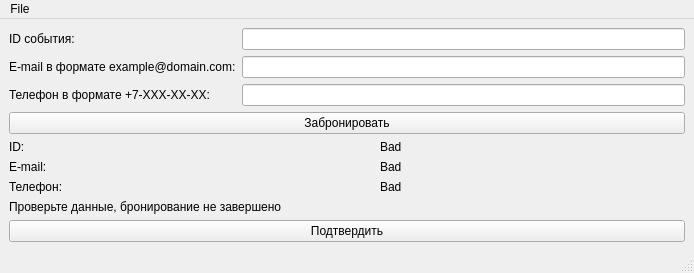
This is Booking/mainwindow.ui in mainex/btimetable-booking as Qt 5 draws it before an edit. The edited form follows.
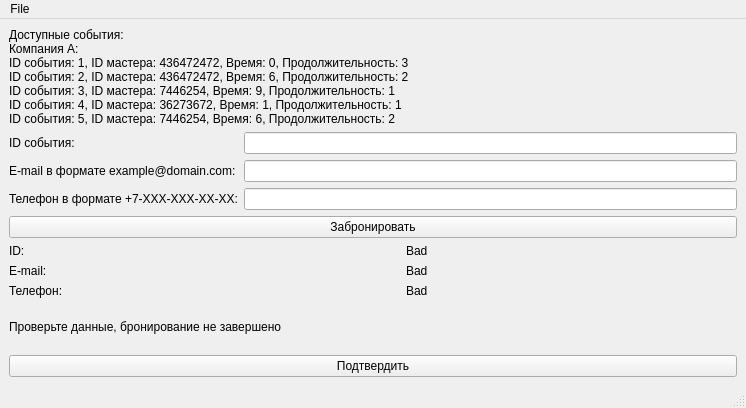
This is the edited form.

The edit to the form file:
```diff
--- a/Booking/mainwindow.ui
+++ b/Booking/mainwindow.ui
@@ -6,8 +6,8 @@
    <rect>
     <x>0</x>
     <y>0</y>
-    <width>694</width>
-    <height>229</height>
+    <width>746</width>
+    <height>408</height>
    </rect>
   </property>
   <property name="windowTitle">
@@ -17,6 +17,19 @@
    <layout class="QVBoxLayout" name="verticalLayout">
     <item>
      <layout class="QVBoxLayout" name="verticalLayout_2">
+      <item>
+       <widget class="QLabel" name="label_2">
+        <property name="text">
+         <string>Доступные события:
+Компания A:
+ID события: 1, ID мастера: 436472472, Время: 0, Продолжительность: 3
+ID события: 2, ID мастера: 436472472, Время: 6, Продолжительность: 2
+ID события: 3, ID мастера: 7446254, Время: 9, Продолжительность: 1
+ID события: 4, ID мастера: 36273672, Время: 1, Продолжительность: 1
+ID события: 5, ID мастера: 7446254, Время: 6, Продолжительность: 2</string>
+        </property>
+       </widget>
+      </item>
       <item>
        <layout class="QFormLayout" name="formLayout_3">
         <item row="0" column="0">
@@ -50,7 +63,7 @@
         <item row="2" column="0">
          <widget class="QLabel" name="enterTelephoneLabel">
           <property name="text">
-           <string>Телефон в формате +7-XXX-XX-XX:</string>
+           <string>Телефон в формате +7-XXX-XXX-XX-XX:</string>
           </property>
          </widget>
         </item>
@@ -172,7 +185,7 @@
     <rect>
      <x>0</x>
      <y>0</y>
-     <width>694</width>
+     <width>746</width>
      <height>21</height>
     </rect>
    </property>
```
